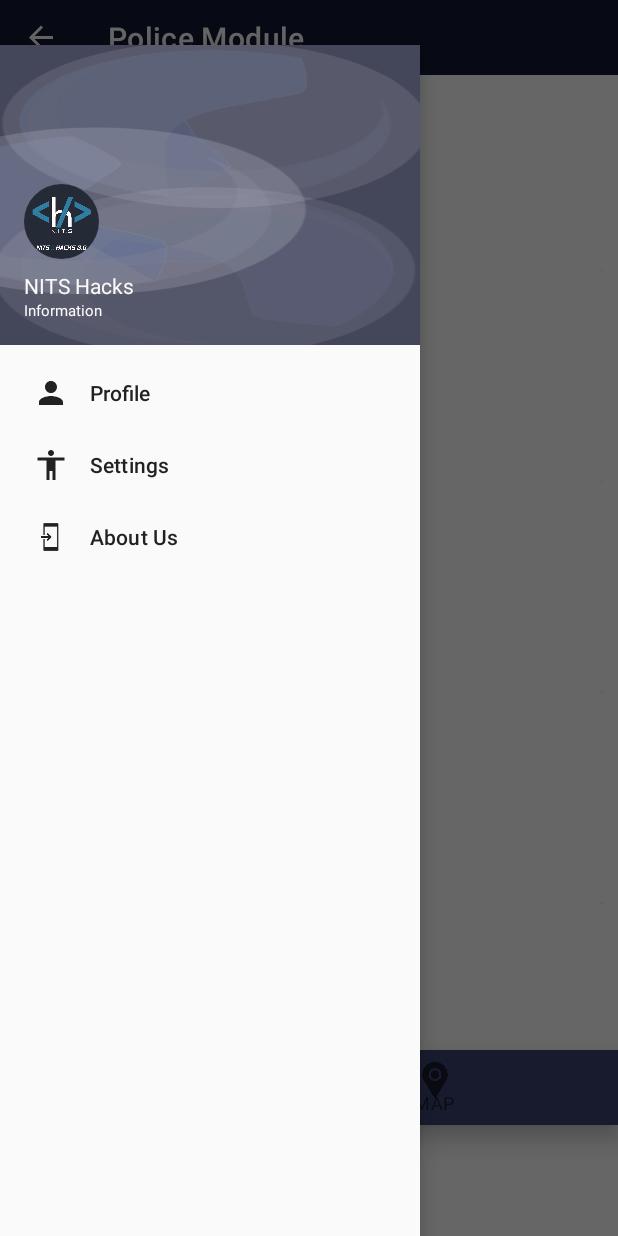
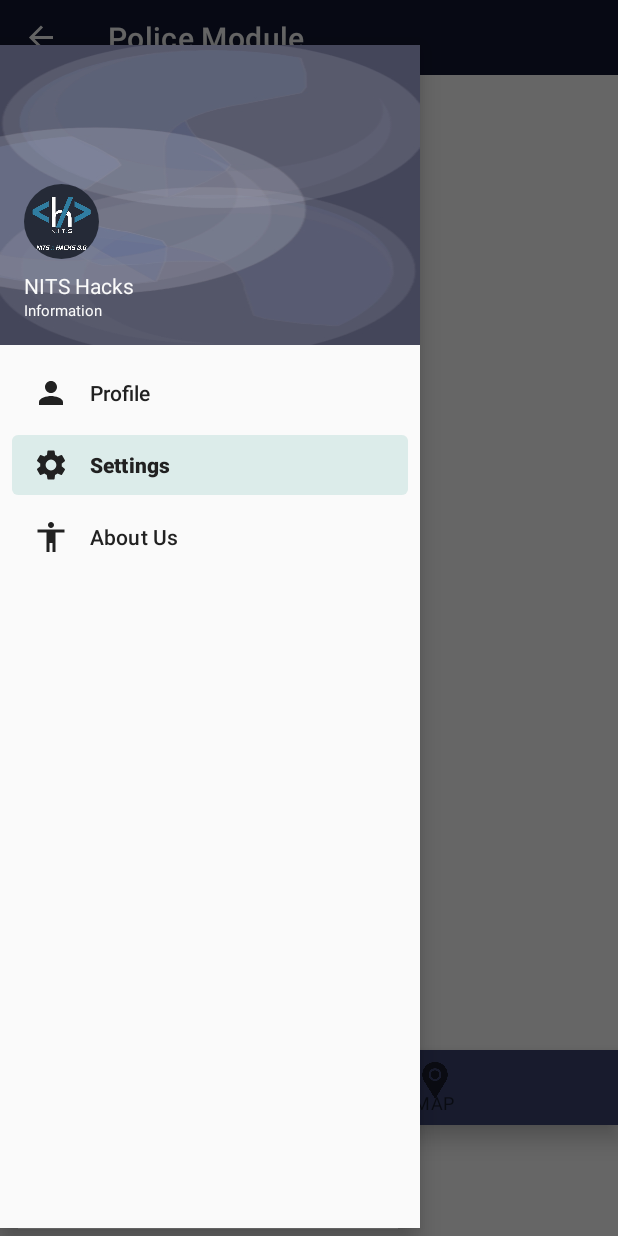
Before and after one commit to Nanduag0/Police_Module2, an Android app: the MainActivity screen opened directly, with no data from a screen before it, in the side drawer, after a tap on "Settings", on a phone screen of 412 x 824 dp. Run offline under Robolectric (Android 15) with nearby library versions, the phone set to English and light mode, and no system bars; our stand-ins replace ButterKnife; plain views replace CircularImageView.

Commit message:
about us and fragment added

```diff
--- /dev/null
+++ b/app/src/main/java/com/example/policemodule/Drawer/SettingFragment.java
@@ -0,0 +1,19 @@
+package com.example.policemodule.Drawer;
+
+import android.os.Bundle;
+import android.view.LayoutInflater;
+import android.view.View;
+import android.view.ViewGroup;
+
+import androidx.annotation.NonNull;
+import androidx.annotation.Nullable;
+import androidx.fragment.app.Fragment;
+
+public class SettingFragment extends Fragment
+{
+    @Nullable
+    @Override
+    public View onCreateView(@NonNull LayoutInflater inflater, @Nullable ViewGroup container, @Nullable Bundle savedInstanceState) {
+        return super.onCreateView(inflater, container, savedInstanceState);
+    }
+}
--- a/app/src/main/java/com/example/policemodule/MainActivity.java
+++ b/app/src/main/java/com/example/policemodule/MainActivity.java
@@ -13,6 +13,9 @@ import android.os.Bundle;
 import android.view.MenuItem;
 import android.view.View;
 
+import com.example.policemodule.Drawer.AboutUsFragment;
+import com.example.policemodule.Drawer.ProfileFragment;
+import com.example.policemodule.Drawer.SettingFragment;
 import com.example.policemodule.map.Map_Fragment;
 import com.example.policemodule.police.Police_fragment;
 import com.google.android.material.bottomnavigation.BottomNavigationView;
@@ -20,7 +23,7 @@ import com.google.android.material.navigation.NavigationView;
 import butterknife.BindView;
 import butterknife.ButterKnife;
 
-public class MainActivity extends AppCompatActivity implements BottomNavigationView.OnNavigationItemSelectedListener
+public class MainActivity extends AppCompatActivity implements NavigationView.OnNavigationItemSelectedListener
 {
 
 
@@ -51,11 +54,9 @@ public class MainActivity extends AppCompatActivity implements BottomNavigationV
         super.onCreate(savedInstanceState);
         setContentView(R.layout.activity_main);
         ButterKnife.bind(this);
-
     /*   getSupportActionBar().setDisplayHomeAsUpEnabled(true);
         getSupportActionBar().setHomeButtonEnabled(true);
         getSupportActionBar().setTitle("Police Module");*/
-
         setSupportActionBar(toolbar);
 
         actionBarDrawerToggle = new ActionBarDrawerToggle(this, drawerLayout,toolbar, R.string.open, R.string.close);
@@ -63,7 +64,11 @@ public class MainActivity extends AppCompatActivity implements BottomNavigationV
         actionBarDrawerToggle.syncState();
         //getSupportActionBar().setDefaultDisplayHomeAsUpEnabled(true);
         //navigationView.setNavigationItemSelectedListener(this);
-        botnav.setOnNavigationItemSelectedListener(this);
+        //
+        botnav.setOnNavigationItemSelectedListener(navigationItemSelectedListener);
+        //navigation drawer listener
+        navigationView.setNavigationItemSelectedListener(this);
+
 
         if (policeFragment == null) {
             policeFragment = new Police_fragment();
@@ -79,12 +84,12 @@ public class MainActivity extends AppCompatActivity implements BottomNavigationV
 
         }
         else{
-
             super.onBackPressed();
-        }    }
+        }
+    }
 
 
-
+    private BottomNavigationView.OnNavigationItemSelectedListener navigationItemSelectedListener = new BottomNavigationView.OnNavigationItemSelectedListener() {
         public boolean onNavigationItemSelected(@NonNull MenuItem menuItem) {
             int id = menuItem.getItemId();
             int colorID;
@@ -107,13 +112,30 @@ public class MainActivity extends AppCompatActivity implements BottomNavigationV
             loadFragment(frag);
             return true;
         }
+    };
 
-    private void loadFragment(Fragment frag) {
+    private void loadFragment(Fragment frag)
+    {
         fragmentManager = getSupportFragmentManager();
         fragmentManager.beginTransaction().replace(R.id.act_main_fragment_layout, frag).commit();
 
-
     }
 
-
+    @Override
+    public boolean onNavigationItemSelected(@NonNull MenuItem menuItem)
+    {
+        switch (menuItem.getItemId())
+        {
+            case R.id.profile:
+                getSupportFragmentManager().beginTransaction().replace(R.id.act_main_fragment_layout,new ProfileFragment()).commit();
+                break;
+            case R.id.settings:
+                getSupportFragmentManager().beginTransaction().replace(R.id.act_main_fragment_layout,new SettingFragment()).commit();
+                break;
+            case R.id.about_us:
+                getSupportFragmentManager().beginTransaction().replace(R.id.act_main_fragment_layout,new AboutUsFragment()).commit();
+                break;
         }
+        return true;
+    }
+}
--- a/app/src/main/res/layout/activity_main.xml
+++ b/app/src/main/res/layout/activity_main.xml
@@ -45,6 +45,7 @@
         android:layout_height="match_parent"
         android:layout_gravity="start"
         android:layout_marginTop="30dp"
+        android:layout_marginBottom="5sp"
         android:background="@color/md_grey_50"
         app:headerLayout="@layout/header"
         app:itemIconTint="@color/md_grey_900"
--- /dev/null
+++ b/app/src/main/res/layout/fragment_profile.xml
@@ -0,0 +1,6 @@
+<?xml version="1.0" encoding="utf-8"?>
+<LinearLayout xmlns:android="http://schemas.android.com/apk/res/android"
+    android:orientation="vertical" android:layout_width="match_parent"
+    android:layout_height="match_parent">
+
+</LinearLayout>
--- /dev/null
+++ b/app/src/main/res/layout/fragment_settings.xml
@@ -0,0 +1,6 @@
+<?xml version="1.0" encoding="utf-8"?>
+<LinearLayout xmlns:android="http://schemas.android.com/apk/res/android"
+    android:orientation="vertical" android:layout_width="match_parent"
+    android:layout_height="match_parent">
+
+</LinearLayout>
--- a/app/src/main/res/menu/drawer_menu.xml
+++ b/app/src/main/res/menu/drawer_menu.xml
@@ -4,15 +4,15 @@
     tools:showsIn="navigation">
     <group android:checkableBehavior="single">
 
-        <item android:id="@+id/dashboard"
+        <item android:id="@+id/profile"
             android:title="Profile"
             android:icon="@drawable/ic_person_black_24dp"/>
-        <item android:id="@+id/events"
+        <item android:id="@+id/settings"
             android:title="Settings"
+            android:icon="@drawable/ic_settings_black_24dp"/>
+        <item android:id="@+id/about_us"
+            android:title="About Us"
             android:icon="@drawable/ic_accessibility_black_24dp"/>
-        <item android:id="@+id/search"
-            android:title="About Us"
-            android:icon="@drawable/common_full_open_on_phone"/>
 
     </group>
 
```
Also changed, not shown: app/src/main/java/com/example/policemodule/Drawer/AboutUsAdapter.java (added, +69 -0 lines), app/src/main/java/com/example/policemodule/Drawer/AboutUsFragment.java (added, +60 -0 lines), app/src/main/java/com/example/policemodule/Drawer/AboutUsModel.java (added, +38 -0 lines), app/src/main/java/com/example/policemodule/Drawer/ProfileFragment.java (added, +19 -0 lines), app/src/main/res/layout/fragment_aboutus.xml (added, +18 -0 lines), app/src/main/res/layout/item_aboutus.xml (added, +47 -0 lines), app/src/main/res/drawable/asis.jpeg (added), app/src/main/res/drawable/nandini.jpeg (added), app/src/main/res/drawable/trishna.jpeg (added), app/src/main/res/drawable/yash.jpeg (added). Lines whose indentation alone changed are shown as unchanged.
